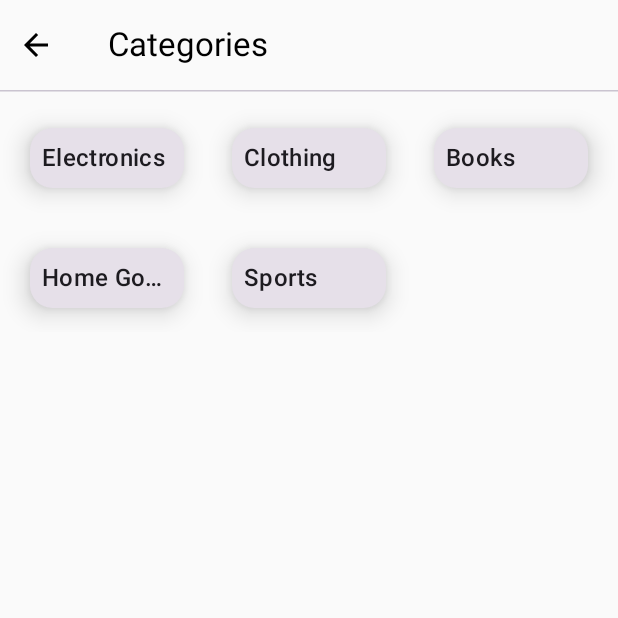
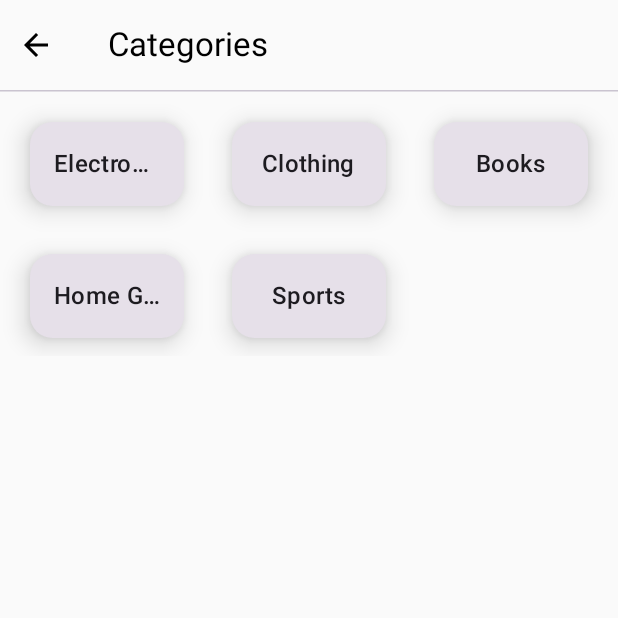
Before and after one commit to AhmedNagi27/UShop, an Android app built with Jetpack Compose: the CategoriesScreen screen opened through its navigation route, on a phone screen of 412 x 824 dp, the top half of it. Run offline under Robolectric (Android 15) with nearby library versions, the phone set to English and light mode, and no system bars; libraries missing offline, so code that uses them is left out: androidx.core.view; pictures from the network do not load.

Commit message:
first commit

```diff
--- a/app/src/main/java/com/lol/ushop/ui/screens/category_screen/CategoriesScreen.kt
+++ b/app/src/main/java/com/lol/ushop/ui/screens/category_screen/CategoriesScreen.kt
@@ -4,6 +4,7 @@ import androidx.compose.foundation.layout.Arrangement
 import androidx.compose.foundation.layout.Column
 import androidx.compose.foundation.layout.Row
 import androidx.compose.foundation.layout.Spacer
+import androidx.compose.foundation.layout.fillMaxSize
 import androidx.compose.foundation.layout.padding
 import androidx.compose.foundation.layout.systemBarsPadding
 import androidx.compose.foundation.layout.width
@@ -96,6 +97,7 @@ fun CategoriesScreen(
             elevation = CardDefaults.cardElevation(defaultElevation = 10.dp),
         ) {
           Column(
+              modifier = Modifier.fillMaxSize().padding(8.dp),
               verticalArrangement = Arrangement.Center,
               horizontalAlignment = Alignment.CenterHorizontally,
           ) {
```
